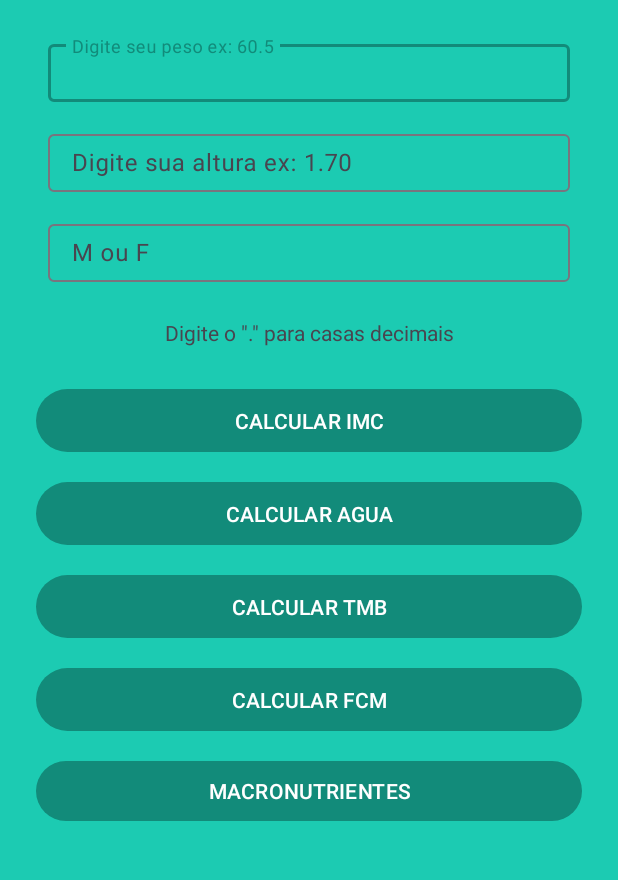
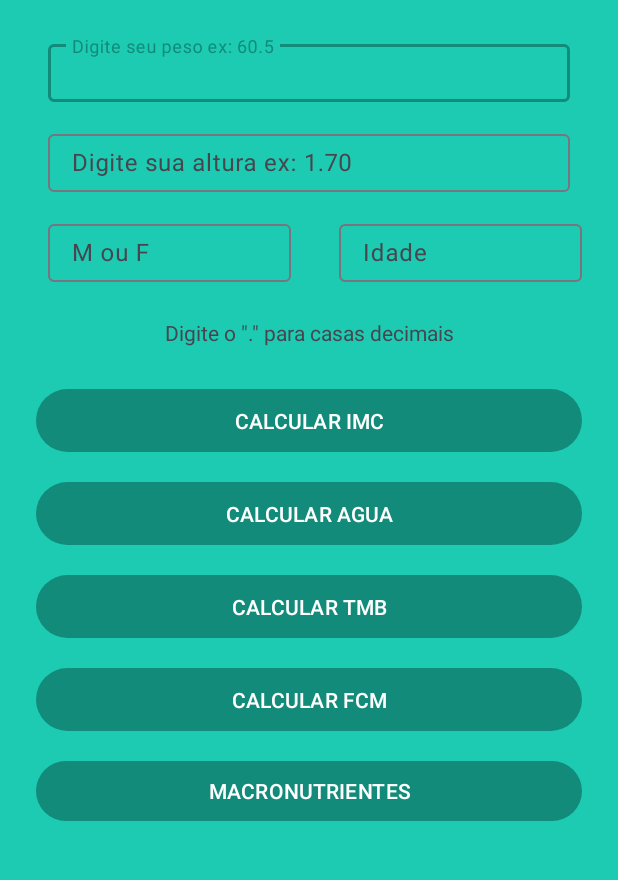
Before and after one commit to diasoficial/p6-CalculadoraIMC, an Android app: the screen it shows after launch (MainActivity), on a phone screen of 412 x 824 dp, the part 198-1078 px from its top. Run offline under Robolectric (Android 15) with nearby library versions, the phone set to English and light mode, and no system bars.

Commit message:
Add idade

```diff
--- a/app/src/main/res/layout/activity_main.xml
+++ b/app/src/main/res/layout/activity_main.xml
@@ -64,9 +64,9 @@
         android:layout_width="0dp"
         android:layout_height="60dp"
         android:layout_marginStart="24dp"
-        android:layout_marginEnd="24dp"
+        android:layout_marginEnd="16dp"
         android:padding="8dp"
-        app:layout_constraintEnd_toEndOf="parent"
+        app:layout_constraintEnd_toStartOf="@+id/textInputLayout6"
         app:layout_constraintHorizontal_bias="0.5"
         app:layout_constraintStart_toStartOf="parent"
         app:layout_constraintTop_toBottomOf="@+id/textInputLayout2">
@@ -75,6 +75,23 @@
             android:layout_width="match_parent"
             android:layout_height="wrap_content"
             android:hint="M ou F" />
+    </com.google.android.material.textfield.TextInputLayout>
+
+    <com.google.android.material.textfield.TextInputLayout
+        android:id="@+id/textInputLayout6"
+        android:layout_width="0dp"
+        android:layout_height="60dp"
+        android:layout_marginEnd="16dp"
+        android:padding="8dp"
+        app:layout_constraintEnd_toEndOf="parent"
+        app:layout_constraintHorizontal_bias="0.5"
+        app:layout_constraintStart_toEndOf="@+id/textInputLayout5"
+        app:layout_constraintTop_toBottomOf="@+id/textInputLayout2">
+
+        <com.google.android.material.textfield.TextInputEditText
+            android:layout_width="match_parent"
+            android:layout_height="wrap_content"
+            android:hint="Idade" />
     </com.google.android.material.textfield.TextInputLayout>
 
     <TextView
```
